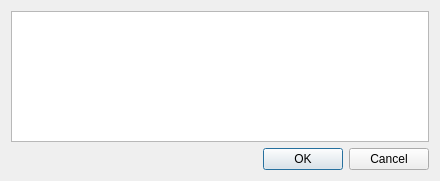
Old version of the form src/gui/commentdialog.ui in the repository madnight/chessx.
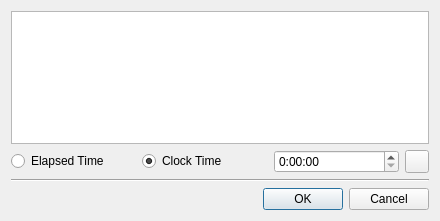
New version of the form. Icons and pictures are not drawn. Custom widgets are drawn as their Qt base class.

```diff
--- a/src/gui/commentdialog.ui
+++ b/src/gui/commentdialog.ui
@@ -7,9 +7,15 @@
     <x>0</x>
     <y>0</y>
     <width>440</width>
-    <height>181</height>
+    <height>221</height>
    </rect>
   </property>
+  <property name="minimumSize">
+   <size>
+    <width>0</width>
+    <height>1</height>
+   </size>
+  </property>
   <property name="windowTitle">
    <string>Edit Comment</string>
   </property>
@@ -21,6 +27,56 @@
      </property>
     </widget>
    </item>
+   <item>
+    <layout class="QHBoxLayout" name="horizontalLayout">
+     <item>
+      <widget class="QRadioButton" name="egtTime">
+       <property name="text">
+        <string>Elapsed Time</string>
+       </property>
+      </widget>
+     </item>
+     <item>
+      <widget class="QRadioButton" name="clkTime">
+       <property name="text">
+        <string>Clock Time</string>
+       </property>
+       <property name="checked">
+        <bool>true</bool>
+       </property>
+      </widget>
+     </item>
+     <item>
+      <widget class="QTimeEdit" name="timeEdit">
+       <property name="buttonSymbols">
+        <enum>QAbstractSpinBox::UpDownArrows</enum>
+       </property>
+       <property name="displayFormat">
+        <string>H:mm:ss</string>
+       </property>
+      </widget>
+     </item>
+     <item>
+      <widget class="QToolButton" name="clearTime">
+       <property name="text">
+        <string/>
+       </property>
+       <property name="icon">
+        <iconset>
+         <normalon>:/images/time_clear.png</normalon>
+        </iconset>
+       </property>
+      </widget>
+     </item>
+    </layout>
+   </item>
+   <item>
+    <widget class="Line" name="line">
+     <property name="orientation">
+      <enum>Qt::Horizontal</enum>
+     </property>
+    </widget>
+   </item>
    <item>
     <widget class="QDialogButtonBox" name="buttonBox">
      <property name="orientation">
```
